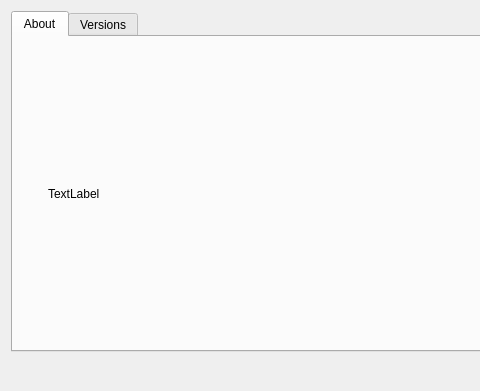
The window that src/gui/aboutdialog.ui (nextcloud/desktop) describes before a commit, drawn with Qt 5; both pictures show x 0 to 480 and y 0 to 391 of the 751 by 391 pixel window.
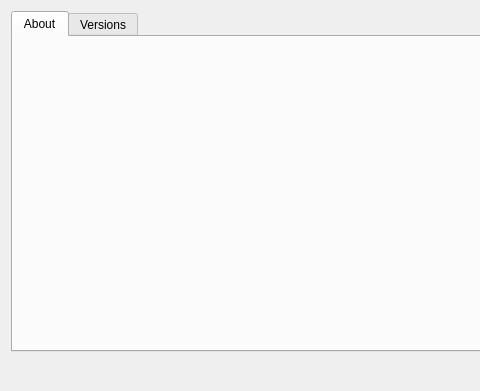
The same window after the commit. Icons and pictures are not drawn.

Commit message:
Remove "TextLabel" texts from `QLabel`s in .ui files
These are unnecessary, as they are programmatically replaced by the
wanted text. They do end up in translations though, so they produce
confusion there.

Diff of the .ui file:
```diff
--- a/src/gui/aboutdialog.ui
+++ b/src/gui/aboutdialog.ui
@@ -84,9 +84,6 @@
            <verstretch>0</verstretch>
           </sizepolicy>
          </property>
-         <property name="text">
-          <string>TextLabel</string>
-         </property>
         </widget>
        </item>
       </layout>
```
The commit also changes 8 other files.
